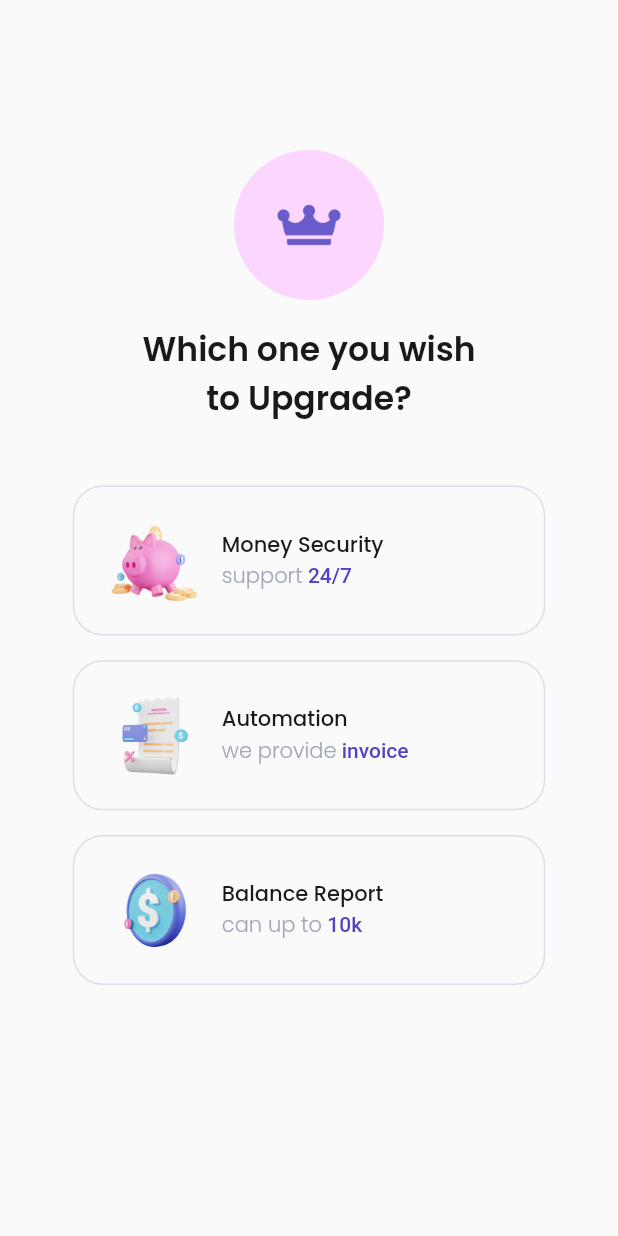
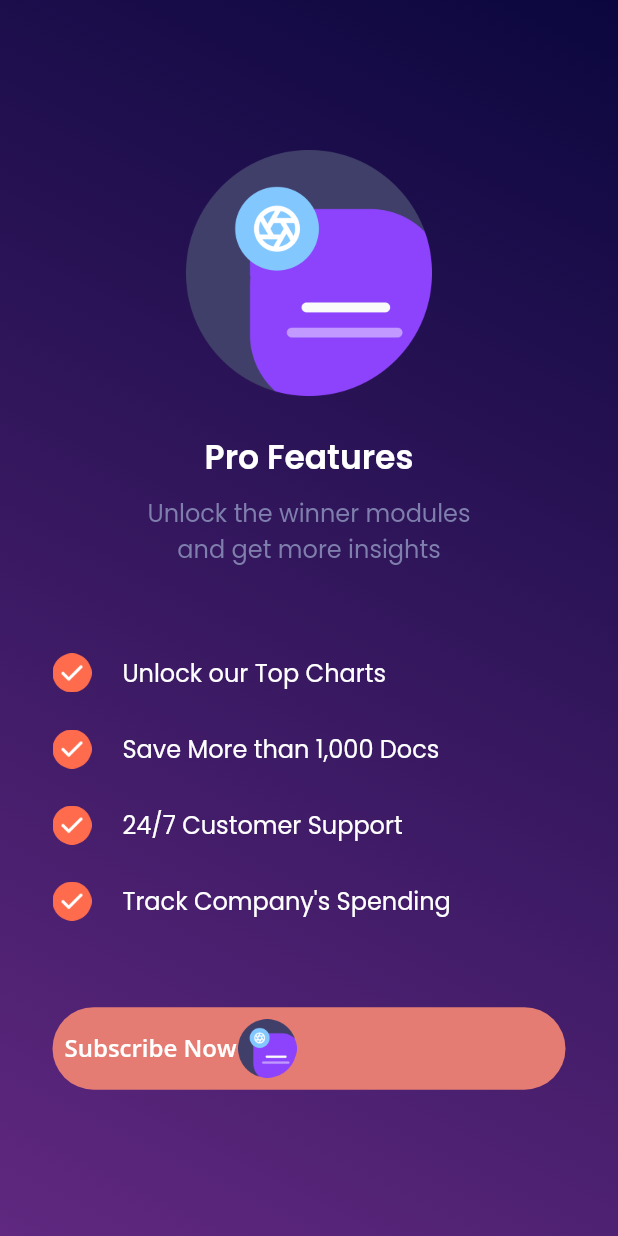
Before and after one commit to asrafilll/seven_days_masteruidesign, a Flutter app: the screen it shows after launch, on a phone screen of 412 x 824 dp. Run offline on Flutter 3.47's test engine with Material 2 defaults, Android fonts, the light colour scheme and no system bars; our stand-ins replace google_fonts; missing offline and left inert: dart:ffi.

Commit message:
day 6 screen 2 50% progress

```diff
--- a/lib/day6/pricing1.dart
+++ b/lib/day6/pricing1.dart
@@ -168,6 +168,43 @@ class _Pricing1State extends State<Pricing1> {
           ),
         ],
       ),
+      bottomNavigationBar: BottomAppBar(
+        child: Container(
+          height: 70,
+          width: double.infinity,
+          decoration: const BoxDecoration(
+            color: Color(0xff6050E7),
+          ),
+          child: Padding(
+            padding: const EdgeInsets.symmetric(
+              horizontal: 20,
+            ),
+            child: Row(
+              mainAxisAlignment: MainAxisAlignment.spaceEvenly,
+              children: <Widget>[
+                Text(
+                  "Upgrade Now",
+                  style: GoogleFonts.poppins(
+                    fontSize: 18,
+                    fontWeight: FontWeight.w600,
+                    color: Colors.white,
+                  ),
+                ),
+                const Spacer(),
+                IconButton(
+                  icon: Image.asset(
+                    'assets/day6/arrow-right-circle.png',
+                    width: 24,
+                    height: 24,
+                  ),
+                  onPressed: () {},
+                  color: Colors.white,
+                ),
+              ],
+            ),
+          ),
+        ),
+      ),
     );
   }
 }
--- /dev/null
+++ b/lib/day6/pricing2.dart
@@ -0,0 +1,137 @@
+import 'package:flutter/material.dart';
+import 'package:google_fonts/google_fonts.dart';
+import 'package:seven_days_masteruidesign/size_helpers.dart';
+
+class Pricing2 extends StatelessWidget {
+  const Pricing2({Key? key}) : super(key: key);
+
+  @override
+  Widget build(BuildContext context) {
+    Widget option(String text) {
+      return Row(
+        children: [
+          Image.asset(
+            'assets/day6/orange_ic_check.png',
+            width: 26,
+            height: 26,
+          ),
+          SizedBox(
+            width: displayWidth(context) * 0.05,
+          ),
+          Text(
+            text,
+            style: GoogleFonts.poppins(
+              fontSize: 16,
+              color: Colors.white,
+            ),
+          )
+        ],
+      );
+    }
+
+    return Scaffold(
+      body: Container(
+        width: double.infinity,
+        decoration: const BoxDecoration(
+          gradient: LinearGradient(
+            begin: Alignment.topRight,
+            end: Alignment.bottomLeft,
+            colors: [
+              Color.fromARGB(255, 11, 7, 62),
+              Color.fromARGB(255, 96, 40, 128)
+            ],
+          ),
+        ),
+        child: Padding(
+          padding: const EdgeInsets.only(
+            top: 100,
+            left: 35,
+            right: 35,
+            bottom: 20,
+          ),
+          child: Column(
+            children: [
+              Image.asset(
+                'assets/day6/features.png',
+                height: 164,
+                width: 164,
+              ),
+              SizedBox(
+                height: displayHeight(context) * 0.03,
+              ),
+              Text(
+                "Pro Features",
+                style: GoogleFonts.poppins(
+                  fontSize: 22,
+                  fontWeight: FontWeight.w600,
+                  color: Colors.white,
+                ),
+              ),
+              SizedBox(
+                height: displayHeight(context) * 0.01,
+              ),
+              Text(
+                "Unlock the winner modules\nand get more insights",
+                textAlign: TextAlign.center,
+                style: GoogleFonts.poppins(
+                  fontSize: 16,
+                  color: const Color(0xff7F7FAD),
+                ),
+              ),
+              SizedBox(
+                height: displayHeight(context) * 0.07,
+              ),
+              option("Unlock our Top Charts"),
+              SizedBox(
+                height: displayHeight(context) * 0.03,
+              ),
+              option("Save More than 1,000 Docs"),
+              SizedBox(
+                height: displayHeight(context) * 0.03,
+              ),
+              option("24/7 Customer Support"),
+              SizedBox(
+                height: displayHeight(context) * 0.03,
+              ),
+              option("Track Company's Spending"),
+              SizedBox(
+                height: displayHeight(context) * 0.07,
+              ),
+              SizedBox(
+                width: double.infinity,
+                height: 55,
+                child: TextButton(
+                  onPressed: () {},
+                  style: TextButton.styleFrom(
+                    backgroundColor: const Color(0xffE57C73),
+                    shape: RoundedRectangleBorder(
+                      borderRadius: BorderRadius.circular(30),
+                    ),
+                  ),
+                  child: Row(
+                    children: [
+                      Text(
+                        "Subscribe Now",
+                        style: GoogleFonts.openSans(
+                          fontWeight: FontWeight.w600,
+                          fontSize: 16,
+                          color: Colors.white,
+                        ),
+                      ),
+                      Image.asset(
+                        // 'assets/day6/btn_arrow.png',
+                        'assets/day6/features.png',
+                        width: 41,
+                        height: 41,
+                      ),
+                    ],
+                  ),
+                ),
+              ),
+            ],
+          ),
+        ),
+      ),
+    );
+  }
+}
--- a/lib/main.dart
+++ b/lib/main.dart
@@ -10,6 +10,7 @@ import 'package:seven_days_masteruidesign/day4/empty2.dart';
 import 'package:seven_days_masteruidesign/day5/rating1.dart';
 import 'package:seven_days_masteruidesign/day5/rating2.dart';
 import 'package:seven_days_masteruidesign/day6/pricing1.dart';
+import 'package:seven_days_masteruidesign/day6/pricing2.dart';
 
 void main() {
   runApp(SevenDays());
@@ -20,7 +21,7 @@ class SevenDays extends StatelessWidget {
   Widget build(BuildContext context) {
     return MaterialApp(
       debugShowCheckedModeBanner: false,
-      home: Pricing1(),
+      home: Pricing2(),
     );
   }
 }
```
Also changed, not shown: assets/day6/btn_arrow.png (added), assets/day6/fi_arrow-right-circle.png (added).
